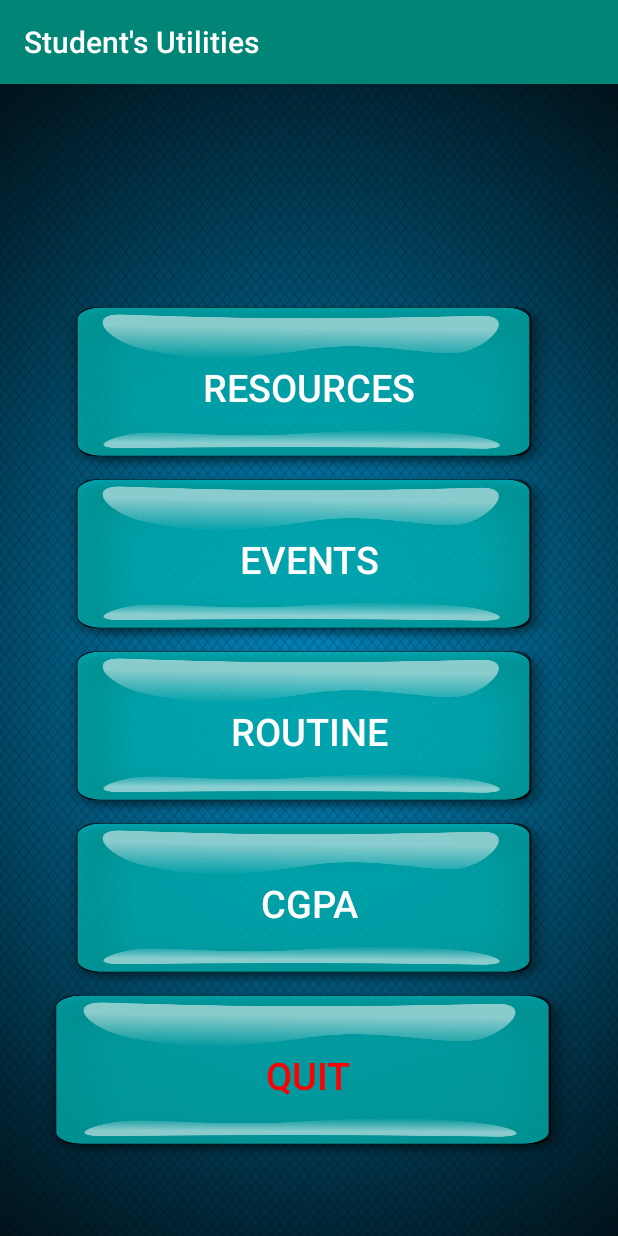
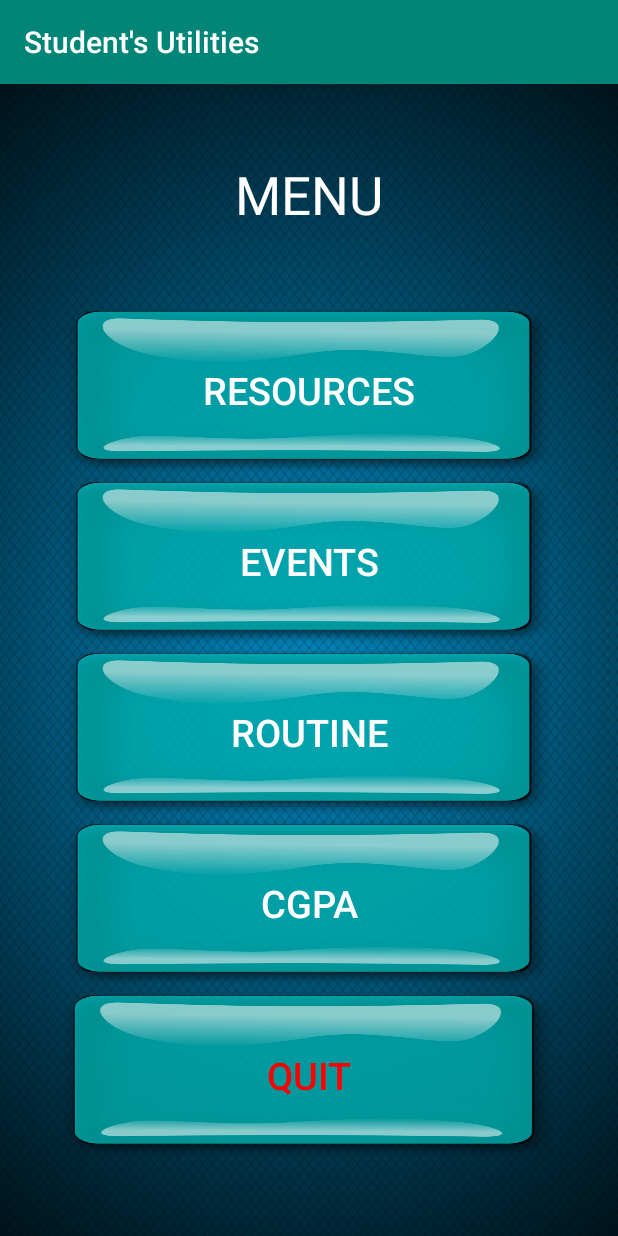
Before and after one commit to Shachi1/Students_Utilities_App, an Android app: the screen it shows after launch (Menu), on a phone screen of 412 x 824 dp. Run offline under Robolectric (Android 15) with nearby library versions, the phone set to English and light mode, and no system bars.

Commit message:
event started

```diff
--- a/app/src/main/AndroidManifest.xml
+++ b/app/src/main/AndroidManifest.xml
@@ -9,7 +9,9 @@
         android:roundIcon="@mipmap/ic_launcher_round"
         android:supportsRtl="true"
         android:theme="@style/AppTheme">
-        <activity android:name=".CGPAcalculator"></activity>
+        <activity android:name=".Event"></activity>
+        <activity android:name=".Routine" />
+        <activity android:name=".CGPAcalculator" />
         <activity android:name=".Menu" />
         <activity android:name=".MainActivity">
             <intent-filter>
--- a/app/src/main/java/com/example/mehjabeen/myapplication/Menu.java
+++ b/app/src/main/java/com/example/mehjabeen/myapplication/Menu.java
@@ -8,7 +8,7 @@ import android.widget.Button;
 
 public class Menu extends AppCompatActivity {
 
-    Button cgpaButton;
+    Button cgpaButton, quitButton, routineButton, eventButton;
     @Override
     protected void onCreate(Bundle savedInstanceState) {
         super.onCreate(savedInstanceState);
@@ -22,5 +22,30 @@ public class Menu extends AppCompatActivity {
                 startActivity(intent);
             }
         });
+
+        quitButton = findViewById(R.id.quitID);
+        quitButton.setOnClickListener(new View.OnClickListener() {
+            @Override
+            public void onClick(View v) {
+                finish();
+            }
+        });
+        routineButton = findViewById(R.id.routineID);
+        routineButton.setOnClickListener(new View.OnClickListener() {
+            @Override
+            public void onClick(View v) {
+                Intent intent = new Intent(Menu.this,Routine.class);
+                startActivity(intent);
+            }
+        });
+
+        eventButton = findViewById(R.id.eventID);
+        eventButton.setOnClickListener(new View.OnClickListener() {
+            @Override
+            public void onClick(View v) {
+                Intent intent = new Intent(Menu.this,Event.class);
+                startActivity(intent);
+            }
+        });
     }
 }
--- a/app/src/main/res/layout/activity_cgpacalculator.xml
+++ b/app/src/main/res/layout/activity_cgpacalculator.xml
@@ -34,7 +34,8 @@
             android:layout_width="100dp"
             android:layout_height="wrap_content"
             android:layout_marginLeft="26dp"
-            android:background="@color/white"/>
+            android:background="@color/white"
+            android:inputType="numberDecimal"/>
     </LinearLayout>
 
     <LinearLayout
@@ -54,6 +55,7 @@
             android:layout_width="100dp"
             android:layout_height="wrap_content"
             android:layout_marginLeft="20dp"
+            android:inputType="numberDecimal"
             android:background="@color/white"/>
     </LinearLayout>
 
--- a/app/src/main/res/layout/activity_menu.xml
+++ b/app/src/main/res/layout/activity_menu.xml
@@ -8,8 +8,16 @@
     android:orientation="vertical"
     android:gravity="bottom"
     android:paddingVertical="50dp"
-    android:weightSum="6"
     tools:context=".Menu">
+
+    <TextView
+        android:layout_width="wrap_content"
+        android:layout_height="wrap_content"
+        android:layout_gravity="center"
+        android:text="MENU"
+        android:layout_marginBottom="50dp"
+        android:textColor="@color/white"
+        android:textSize="35dp" />
 
     <Button
         android:id="@+id/resourcesID"
@@ -23,7 +31,7 @@
         android:textSize="25dp"/>
 
     <Button
-        android:id="@+id/EventID"
+        android:id="@+id/eventID"
         android:layout_width="333dp"
         android:layout_height="20dp"
         android:layout_gravity="center"
@@ -57,7 +65,7 @@
 
     <Button
         android:id="@+id/quitID"
-        android:layout_width="363dp"
+        android:layout_width="337dp"
         android:layout_height="20dp"
         android:layout_gravity="center"
         android:layout_weight="1"
--- a/app/src/main/res/values/colors.xml
+++ b/app/src/main/res/values/colors.xml
@@ -4,5 +4,6 @@
     <color name="colorPrimaryDark">#00574B</color>
     <color name="colorAccent">#D81B60</color>
     <color name="white">#FFFFFF</color>
+    <color name="aqua">#04A4B6</color>
     <color name="red">#FD0000</color>
 </resources>
--- a/build.gradle
+++ b/build.gradle
@@ -7,7 +7,7 @@ buildscript {
         jcenter()
     }
     dependencies {
-        classpath 'com.android.tools.build:gradle:3.2.0'
+        classpath 'com.android.tools.build:gradle:3.3.1'
 
 
         // NOTE: Do not place your application dependencies here; they belong
```
Also changed, not shown: app/src/main/java/com/example/mehjabeen/myapplication/Event.java (added, +13 -0 lines), app/src/main/java/com/example/mehjabeen/myapplication/Routine.java (added, +124 -0 lines), app/src/main/res/layout/activity_event.xml (added, +26 -0 lines), app/src/main/res/layout/activity_routine.xml (added, +36 -0 lines), app/src/main/res/drawable/routine2.png (added), app/src/main/res/drawable/routinepic.png (added), gradle/wrapper/gradle-wrapper.properties.
